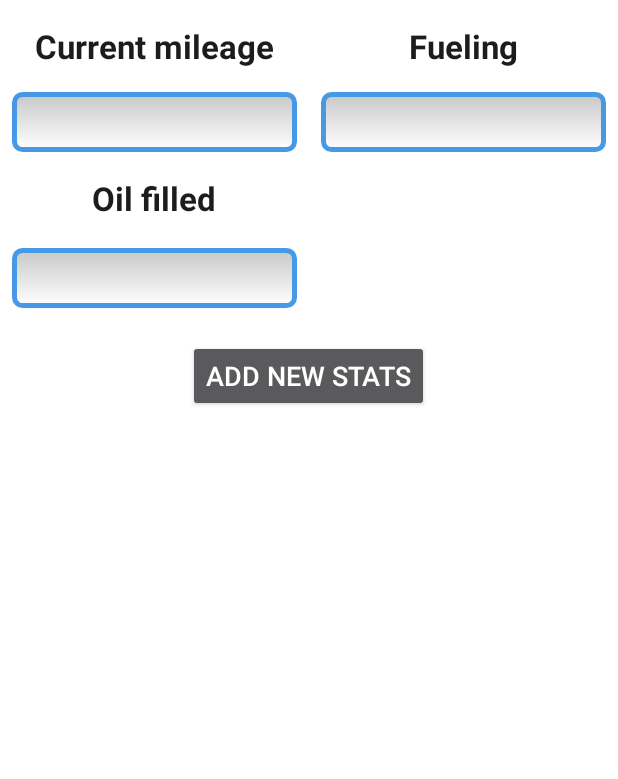
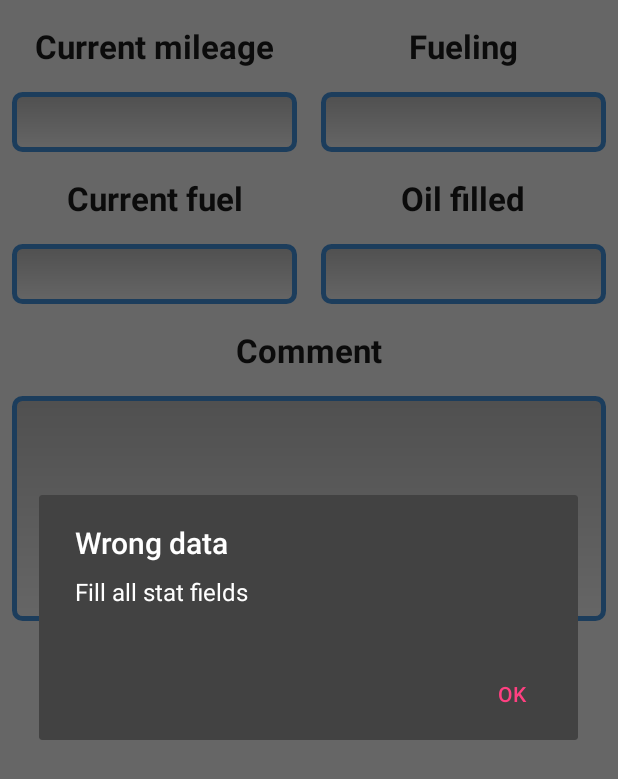
Before and after one commit to DevLipatov/car-assistant, an Android app: the StatsActivity screen opened directly, with no data from a screen before it, after a tap on "ADD NEW STATS", on a phone screen of 412 x 824 dp. Shown: the top 779 px of the screen. Run offline under Robolectric (Android 15) with nearby library versions, the phone set to English and light mode, and no system bars; network calls fail.

Commit message:
StatsActivity and stats additing to db

```diff
--- a/app/src/main/java/com/main/carassistant/activity/StatsActivity.java
+++ b/app/src/main/java/com/main/carassistant/activity/StatsActivity.java
@@ -1,19 +1,32 @@
 package com.main.carassistant.activity;
 
+import android.content.ContentValues;
+import android.content.DialogInterface;
 import android.os.Bundle;
+import android.support.v7.app.AlertDialog;
 import android.support.v7.app.AppCompatActivity;
 import android.view.View;
 import android.widget.EditText;
+import android.widget.TextView;
 import android.widget.Toast;
 import com.main.carassistant.R;
-import com.main.carassistant.model.CarStats;
+import com.main.carassistant.db.DbHelper;
+import com.main.carassistant.model.Stats;
 
 public class StatsActivity extends AppCompatActivity {
 
     EditText editMileage;
     EditText editFueling;
-    EditText editOiled;
+    EditText editOilFilled;
+    EditText editCurrentFuel;
+    EditText editComment;
 
+    TextView txtMileage;
+    TextView txtFueling;
+    TextView txtCurrentFuel;
+    TextView txtOilFilled;
+
+    DbHelper dbHelper;
 
     @Override
     protected void onCreate( Bundle savedInstanceState) {
@@ -22,19 +35,54 @@ public class StatsActivity extends AppCompatActivity {
 
         editMileage = (EditText) findViewById(R.id.editMileage);
         editFueling = (EditText) findViewById(R.id.editFueling);
-        editOiled = (EditText) findViewById(R.id.editOilFilled);
+        editOilFilled = (EditText) findViewById(R.id.editOilFilled);
+        editCurrentFuel = (EditText) findViewById(R.id.editCurrentFuel);
+        editComment = (EditText) findViewById(R.id.editComment);
+
+        dbHelper = DbHelper.getHelper(getApplicationContext(), "CarAssistant.db", 1);
     }
 
-    public void onStatsAdded (View view){
+    public void onAddNewStats (View view) {
 
-        try {
-            CarStats carStats = new CarStats.Builder()
-                    .setMileage(Integer.valueOf(editMileage.getText().toString()))
-                    .setFueling(Integer.valueOf(editFueling.getText().toString()))
-                    .setOil(Integer.valueOf(editOiled.getText().toString()))
-                    .build();
-        } catch (NumberFormatException e){
-            Toast.makeText(getApplicationContext(), "Enter correct data please", Toast.LENGTH_SHORT).show();
+        final ContentValues contentValues = new ContentValues();
+
+        String m = editMileage.getText().toString();
+        String f = editFueling.getText().toString();
+        String c = editCurrentFuel.getText().toString();
+        String o = editOilFilled.getText().toString();
+
+        if (!m.equals("") && !f.equals("") && !c.equals("") && !o.equals("")) {
+
+            contentValues.put(Stats.MILEAGE, Integer.valueOf(m));
+            contentValues.put(Stats.FUELING, Integer.valueOf(f));
+            contentValues.put(Stats.CURRENT_FUEL, Integer.valueOf(c));
+            contentValues.put(Stats.OIL_FILLED, Integer.valueOf(o));
+            contentValues.put(Stats.COMMENT, editComment.getText().toString());
+            contentValues.put(Stats.DATE, System.currentTimeMillis());
+
+            long id = dbHelper.insert(Stats.class, contentValues);
+
+            if (id != 0) {
+                Toast.makeText(getApplicationContext(), "Data in database  " + id, Toast.LENGTH_SHORT).show();
+            }
+            finish();
+        } else {
+            showErrorDialog();
         }
     }
+
+    private void showErrorDialog() {
+        AlertDialog.Builder builder = new AlertDialog.Builder(this);
+        builder.setTitle("Wrong data");
+        builder.setMessage("Fill all stat fields");
+        builder.setPositiveButton("OK", new DialogInterface.OnClickListener() {
+            @Override
+            public void onClick(DialogInterface dialog, int which) {
+                closeOptionsMenu();
+            }
+        });
+
+        AlertDialog alertDialog = builder.create();
+        alertDialog.show();
+    }
 }
--- a/app/src/main/res/layout/stats_layout.xml
+++ b/app/src/main/res/layout/stats_layout.xml
@@ -9,53 +9,19 @@
     <LinearLayout
         android:layout_width="match_parent"
         android:layout_height="wrap_content"
-        android:id="@+id/row1"
         android:layout_marginTop="@dimen/main_app_margin">
 
         <TextView
-            android:text="Current mileage"
+            android:text="@string/current_mileage"
             android:layout_weight="1"
-            style="@style/app_inscriptio_style" />
+            android:id="@+id/txtMileage"
+            style="@style/app_inscriptio_style"/>
 
         <TextView
-            android:text="Fueling"
+            android:text="@string/fueling"
             android:layout_weight="1"
-            style="@style/app_inscriptio_style" />
-
-    </LinearLayout>
-
-    <LinearLayout
-        android:layout_width="match_parent"
-        android:layout_height="wrap_content"
-        android:layout_below="@+id/row1">
-
-        <EditText
-            android:layout_weight="1"
-            android:inputType="number"
-            android:id="@+id/editMileage"
-            style="@style/app_edit_text_style" />
-
-        <EditText
-            android:layout_weight="1"
-            android:inputType="number"
-            android:id="@+id/editFueling"
-            style="@style/app_edit_text_style" />
-
-    </LinearLayout>
-
-    <LinearLayout
-        android:layout_width="match_parent"
-        android:layout_height="wrap_content">
-        <TextView
-            android:text="Oil filled"
-            android:layout_weight="1"
-            style="@style/app_inscriptio_style" />
-
-        <TextView
-            android:text=""
-            android:layout_weight="1"
-            style="@style/app_inscriptio_style"
-            android:id="@+id/txtRes"/>
+            android:id="@+id/txtFueling"
+            style="@style/app_inscriptio_style"/>
 
     </LinearLayout>
 
@@ -66,16 +32,63 @@
         <EditText
             android:layout_weight="1"
             android:inputType="number"
+            android:id="@+id/editMileage"
+            style="@style/app_edit_text_style"/>
+
+        <EditText
+            android:layout_weight="1"
+            android:inputType="number"
+            android:id="@+id/editFueling"
+            style="@style/app_edit_text_style"/>
+
+    </LinearLayout>
+
+    <LinearLayout
+        android:layout_width="match_parent"
+        android:layout_height="wrap_content">
+
+        <TextView
+            android:text="@string/current_fuel"
+            android:layout_weight="1"
+            android:id="@+id/txtCurrentFuel"
+            style="@style/app_inscriptio_style"/>
+
+        <TextView
+            android:text="@string/oil_filled"
+            android:layout_weight="1"
+            android:id="@+id/txtOilFilled"
+            style="@style/app_inscriptio_style"/>
+
+    </LinearLayout>
+
+    <LinearLayout
+        android:layout_width="match_parent"
+        android:layout_height="wrap_content">
+
+        <EditText
+            android:layout_weight="1"
+            android:inputType="number"
+            android:id="@+id/editCurrentFuel"
+            style="@style/app_edit_text_style"/>
+
+        <EditText
+            android:layout_weight="1"
+            android:inputType="number"
             android:id="@+id/editOilFilled"
             style="@style/app_edit_text_style"/>
 
-        <EditText
-            android:layout_width="match_parent"
-            android:layout_height="40dp"
-            android:layout_margin="@dimen/main_app_margin"
-            android:layout_weight="1"/>
+    </LinearLayout>
 
-    </LinearLayout>
+    <TextView
+        android:text="@string/comment"
+        style="@style/app_inscriptio_style"/>
+
+    <EditText
+        android:layout_width="match_parent"
+        android:layout_height="150dp"
+        android:id="@+id/editComment"
+        style="@style/app_edit_text_style"
+        android:lines="20"/>
 
     <LinearLayout
         android:layout_width="match_parent"
@@ -86,16 +99,10 @@
         <Button
             android:layout_width="wrap_content"
             android:layout_height="wrap_content"
-            android:text="Add new stats"
+            android:text="@string/add_new_stats"
             android:textSize="18sp"
             android:layout_margin="@dimen/main_app_margin"
             android:onClick="onAddNewStats"/>
 
     </LinearLayout>
-
-    <ImageView
-        android:id="@+id/imageIcon"
-        android:layout_width="150dp"
-        android:layout_height="150dp"/>
-
 </LinearLayout>
--- a/app/src/main/res/values/colors.xml
+++ b/app/src/main/res/values/colors.xml
@@ -4,4 +4,5 @@
     <color name="colorPrimaryDark">#303F9F</color>
     <color name="colorAccent">#FF4081</color>
     <color name="mainAppTextColor">#1C1C1C</color>
+    <color name="errorFieldColor">#C82626</color>
 </resources>
--- a/app/src/main/res/values/strings.xml
+++ b/app/src/main/res/values/strings.xml
@@ -1,4 +1,10 @@
 <resources>
     <string name="app_name">CarAssistant</string>
     <string name="connection_error">Connect to Internet</string>
+    <string name="current_mileage">Current mileage</string>
+    <string name="fueling">Fueling</string>
+    <string name="current_fuel">Current fuel</string>
+    <string name="oil_filled">Oil filled</string>
+    <string name="comment">Comment</string>
+    <string name="add_new_stats">Add new stats</string>
 </resources>
```
Also changed, not shown: app/src/main/java/com/main/carassistant/activity/MainActivity.java (+23 -27 lines), app/src/main/java/com/main/carassistant/model/Stats.java (+5 -3 lines), app/src/main/res/layout/main_layout.xml (+0 -10 lines).
